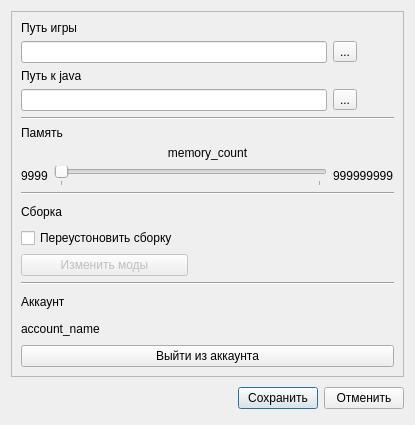
Above: SomLauncherCpp/Form/SettingsDialog.ui from MOCSOM/SomLauncher before the change. Below: the same form after it.
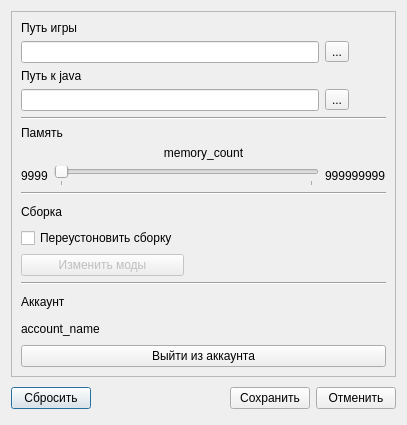
That is the form after the change. Custom widgets are drawn as their Qt base class.

```diff
--- a/SomLauncherCpp/Form/SettingsDialog.ui
+++ b/SomLauncherCpp/Form/SettingsDialog.ui
@@ -6,7 +6,7 @@
    <rect>
     <x>0</x>
     <y>0</y>
-    <width>415</width>
+    <width>407</width>
     <height>425</height>
    </rect>
   </property>
@@ -22,6 +22,13 @@
      <property name="margin" stdset="0">
       <number>0</number>
      </property>
+     <item>
+      <widget class="QPushButton" name="pushButton_toDefault">
+       <property name="text">
+        <string>Сбросить</string>
+       </property>
+      </widget>
+     </item>
      <item>
       <spacer name="spacer_ok_chanel">
        <property name="orientation">
```
